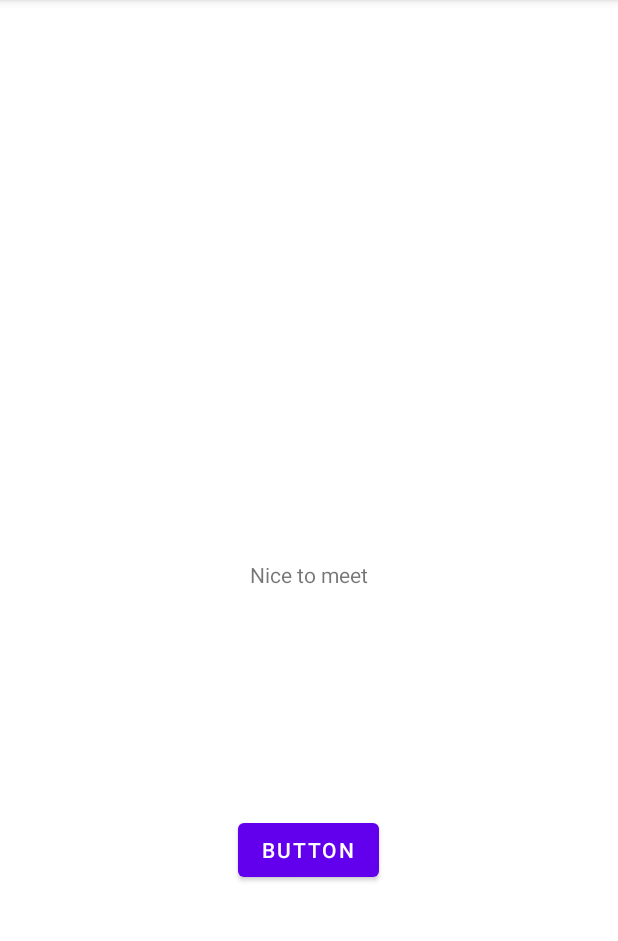
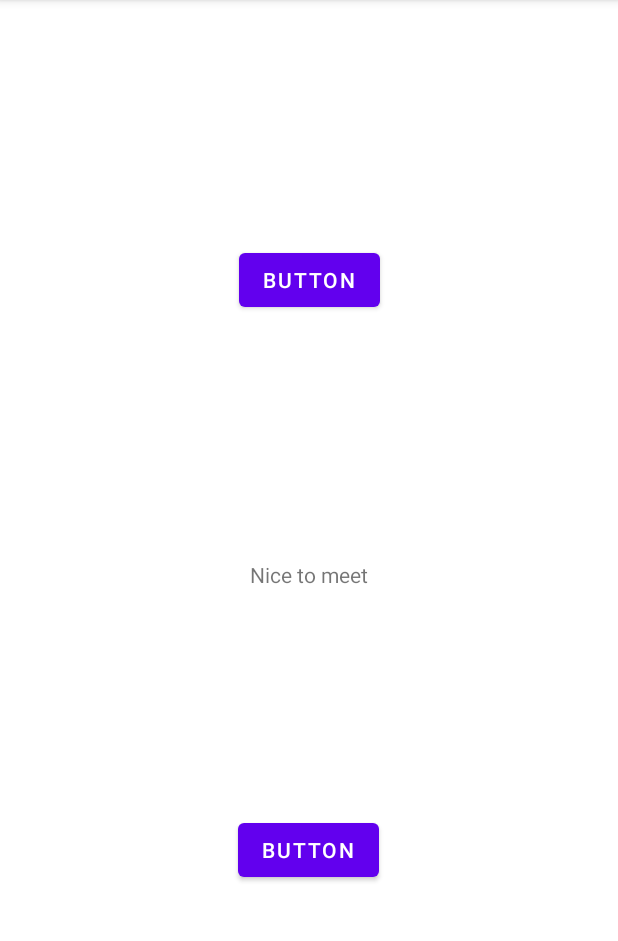
Before and after one commit to Cheezeblokz/MainProject, an Android app: the screen it shows after launch (MainActivity), on a phone screen of 412 x 824 dp, the part 84-1025 px from its top. Run offline under Robolectric (Android 15) with nearby library versions, the phone set to English and light mode, and no system bars.

Commit message:
pull branch testing

```diff
--- a/app/src/main/res/layout/activity_main.xml
+++ b/app/src/main/res/layout/activity_main.xml
@@ -29,4 +29,14 @@
         app:layout_constraintStart_toStartOf="parent"
         app:layout_constraintTop_toTopOf="parent" />
 
+    <Button
+        android:id="@+id/button3"
+        android:layout_width="wrap_content"
+        android:layout_height="wrap_content"
+        android:text="Button"
+        app:layout_constraintBottom_toTopOf="@+id/textView"
+        app:layout_constraintEnd_toEndOf="parent"
+        app:layout_constraintStart_toStartOf="parent"
+        app:layout_constraintTop_toTopOf="parent" />
+
 </androidx.constraintlayout.widget.ConstraintLayout>
```
